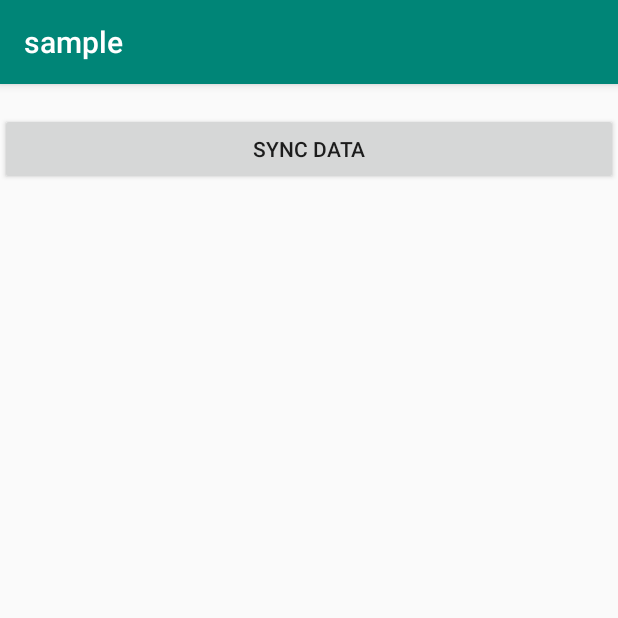
After one commit to htangsmart/FitCloudPro-SDK-Android, an Android app: the SyncDataActivity screen opened directly, with no data from a screen before it, on a phone screen of 412 x 824 dp, the top half of it. The commit adds this screen. Run offline under Robolectric (Android 15) with nearby library versions, the phone set to English and light mode, and no system bars; our stand-ins replace RxJava; libraries missing offline, so code that uses them is left out: com.htsmart.wristband2; 1 statement that could not run was skipped.

Commit message:
[add]:完善同步数据的文档和sample

```diff
--- a/sample/app/src/main/AndroidManifest.xml
+++ b/sample/app/src/main/AndroidManifest.xml
@@ -55,6 +55,8 @@
 
         <activity android:name=".realtimedata.RealTimeDataActivity"/>
 
+        <activity android:name=".syncdata.SyncDataActivity"/>
+
         <activity android:name=".dfu.DfuActivity"/>
     </application>
 
--- a/sample/app/src/main/java/com/github/kilnn/wristband2/sample/ConnectActivity.java
+++ b/sample/app/src/main/java/com/github/kilnn/wristband2/sample/ConnectActivity.java
@@ -22,6 +22,7 @@ import com.github.kilnn.wristband2.sample.mock.DbMock;
 import com.github.kilnn.wristband2.sample.mock.User;
 import com.github.kilnn.wristband2.sample.mock.UserMock;
 import com.github.kilnn.wristband2.sample.realtimedata.RealTimeDataActivity;
+import com.github.kilnn.wristband2.sample.syncdata.SyncDataActivity;
 import com.htsmart.wristband2.WristbandApplication;
 import com.htsmart.wristband2.WristbandManager;
 import com.htsmart.wristband2.bean.ConnectionError;
@@ -217,7 +218,7 @@ public class ConnectActivity extends BaseActivity {
      * 6.Sync data
      */
     public void sync_data(View view) {
-        //TODO
+        startActivity(new Intent(this, SyncDataActivity.class));
     }
 
     /**
--- /dev/null
+++ b/sample/app/src/main/java/com/github/kilnn/wristband2/sample/syncdata/SyncDataActivity.java
@@ -0,0 +1,165 @@
+package com.github.kilnn.wristband2.sample.syncdata;
+
+import android.os.Bundle;
+import android.support.annotation.Nullable;
+import android.util.Log;
+import android.view.View;
+import android.widget.Button;
+import android.widget.TextView;
+
+import com.github.kilnn.wristband2.sample.BaseActivity;
+import com.github.kilnn.wristband2.sample.R;
+import com.htsmart.wristband2.WristbandApplication;
+import com.htsmart.wristband2.WristbandManager;
+import com.htsmart.wristband2.bean.SyncDataRaw;
+import com.htsmart.wristband2.bean.data.BloodPressureData;
+import com.htsmart.wristband2.bean.data.EcgData;
+import com.htsmart.wristband2.bean.data.HeartRateData;
+import com.htsmart.wristband2.bean.data.OxygenData;
+import com.htsmart.wristband2.bean.data.SleepData;
+import com.htsmart.wristband2.bean.data.SportData;
+import com.htsmart.wristband2.bean.data.StepData;
+import com.htsmart.wristband2.bean.data.TodayTotalData;
+import com.htsmart.wristband2.packet.SyncDataParser;
+
+import java.util.List;
+
+import io.reactivex.Completable;
+import io.reactivex.CompletableSource;
+import io.reactivex.android.schedulers.AndroidSchedulers;
+import io.reactivex.disposables.Disposable;
+import io.reactivex.functions.Action;
+import io.reactivex.functions.Consumer;
+import io.reactivex.functions.Function;
+import io.reactivex.schedulers.Schedulers;
+
+/**
+ * Sync Data
+ */
+public class SyncDataActivity extends BaseActivity {
+
+    private WristbandManager mWristbandManager = WristbandApplication.getWristbandManager();
+    private TextView mTvSyncState;
+    private Button mBtnSync;
+
+    private Disposable mSyncStateDisposable;
+    private Disposable mSyncDisposable;
+
+    @Override
+    protected void onCreate(@Nullable Bundle savedInstanceState) {
+        super.onCreate(savedInstanceState);
+        setContentView(R.layout.activity_sync_data);
+
+        mTvSyncState = findViewById(R.id.tv_sync_state);
+        mBtnSync = findViewById(R.id.btn_sync);
+        mBtnSync.setOnClickListener(new View.OnClickListener() {
+            @Override
+            public void onClick(View v) {
+                sync_data();
+            }
+        });
+
+        mSyncStateDisposable = mWristbandManager.observerSyncDataState()
+                .observeOn(AndroidSchedulers.mainThread())
+                .subscribe(new Consumer<Integer>() {
+                    @Override
+                    public void accept(Integer integer) throws Exception {
+                        if (integer == null) return;
+                        if (integer < 0) {//failed
+                            if (integer == WristbandManager.SYNC_STATE_FAILED_DISCONNECTED) {
+                                mTvSyncState.setText(R.string.sync_data_state_failed_disconnected);
+                            } else if (integer == WristbandManager.SYNC_STATE_FAILED_CHECKING_ECG) {
+                                mTvSyncState.setText(R.string.sync_data_state_failed_checking_ecg);
+                            } else if (integer == WristbandManager.SYNC_STATE_FAILED_SAVING_ECG) {
+                                mTvSyncState.setText(R.string.sync_data_state_failed_saving_ecg);
+                            } else /*if(integer == WristbandManager.SYNC_STATE_FAILED_UNKNOWN)*/ {
+                                mTvSyncState.setText(R.string.sync_data_state_failed_unknown);
+                            }
+                        } else if (integer == WristbandManager.SYNC_STATE_START) {
+                            mTvSyncState.setText(R.string.sync_data_state_start);
+                        } else if (integer == WristbandManager.SYNC_STATE_SUCCESS) {
+                            mTvSyncState.setText(R.string.sync_data_state_success);
+                        } else {
+                            mTvSyncState.setText(getString(R.string.sync_data_state_progress, integer));
+                        }
+                    }
+                });
+    }
+
+    private void sync_data() {
+        if (mSyncDisposable != null && !mSyncDisposable.isDisposed()) {
+            //Syncing
+            return;
+        }
+        mSyncDisposable = mWristbandManager
+                .syncData()
+                .observeOn(Schedulers.io(), true)
+                .flatMapCompletable(new Function<SyncDataRaw, CompletableSource>() {
+                    @Override
+                    public CompletableSource apply(SyncDataRaw syncDataRaw) throws Exception {
+                        if (syncDataRaw.getDataType() == SyncDataParser.TYPE_HEART_RATE) {
+                            List<HeartRateData> datas = SyncDataParser.parserHeartRateData(syncDataRaw.getDatas());
+                            if (datas != null && datas.size() > 0) {
+                                //TODO save data
+                            }
+                        } else if (syncDataRaw.getDataType() == SyncDataParser.TYPE_BLOOD_PRESSURE) {
+                            List<BloodPressureData> datas = SyncDataParser.parserBloodPressureData(syncDataRaw.getDatas());
+                            if (datas != null && datas.size() > 0) {
+                                //TODO save data
+                            }
+                        } else if (syncDataRaw.getDataType() == SyncDataParser.TYPE_OXYGEN) {
+                            List<OxygenData> datas = SyncDataParser.parserOxygenData(syncDataRaw.getDatas());
+                            if (datas != null && datas.size() > 0) {
+                                //TODO save data
+                            }
+                        } else if (syncDataRaw.getDataType() == SyncDataParser.TYPE_SLEEP) {
+                            List<SleepData> sleepDataList = SyncDataParser.parserSleepData(syncDataRaw.getDatas());
+                            if (sleepDataList != null && sleepDataList.size() > 0) {
+                                //TODO save data
+                            }
+                        } else if (syncDataRaw.getDataType() == SyncDataParser.TYPE_SPORT) {
+                            List<SportData> datas = SyncDataParser.parserSportData(syncDataRaw.getDatas(), syncDataRaw.getConfig());
+                            if (datas != null && datas.size() > 0) {
+                                //TODO save data
+                            }
+                        } else if (syncDataRaw.getDataType() == SyncDataParser.TYPE_STEP) {
+                            List<StepData> datas = SyncDataParser.parserStepData(syncDataRaw.getDatas());
+                            if (datas != null && datas.size() > 0) {
+                                //TODO save data
+                            }
+                        } else if (syncDataRaw.getDataType() == SyncDataParser.TYPE_ECG) {
+                            EcgData ecgData = SyncDataParser.parserEcgData(syncDataRaw.getDatas());
+                            if (ecgData != null) {
+                                //TODO save data
+                            }
+                        } else if (syncDataRaw.getDataType() == SyncDataParser.TYPE_TOTAL_DATA) {
+                            TodayTotalData data = SyncDataParser.parserTotalData(syncDataRaw.getDatas());
+                            //TODO save data
+                        }
+                        return Completable.complete();
+                    }
+                })
+                .subscribe(new Action() {
+                    @Override
+                    public void run() throws Exception {
+                        Log.d("Sync", "Sync Data Success");
+                    }
+                }, new Consumer<Throwable>() {
+                    @Override
+                    public void accept(Throwable throwable) throws Exception {
+                        Log.e("Sync", "Sync Data Failed", throwable);
+                    }
+                });
+
+    }
+
+    @Override
+    protected void onDestroy() {
+        super.onDestroy();
+        mSyncStateDisposable.dispose();
+        if (mSyncDisposable != null && !mSyncDisposable.isDisposed()) {
+            mSyncDisposable.dispose();
+        }
+    }
+
+}
--- /dev/null
+++ b/sample/app/src/main/res/layout/activity_sync_data.xml
@@ -0,0 +1,19 @@
+<?xml version="1.0" encoding="utf-8"?>
+<LinearLayout
+    xmlns:android="http://schemas.android.com/apk/res/android"
+    android:layout_width="match_parent"
+    android:layout_height="match_parent"
+    android:orientation="vertical">
+
+    <TextView
+        android:id="@+id/tv_sync_state"
+        android:layout_width="wrap_content"
+        android:layout_height="wrap_content"/>
+
+    <Button
+        android:id="@+id/btn_sync"
+        android:layout_width="match_parent"
+        android:layout_height="wrap_content"
+        android:text="@string/sync_data"/>
+
+</LinearLayout>
--- a/sample/app/src/main/res/values/strings.xml
+++ b/sample/app/src/main/res/values/strings.xml
@@ -179,4 +179,13 @@
     <string name="dfu_error_device_not_found">Device not found</string>
 
     <string name="device_sync_data_busy">Sync data, unable to perform this operation</string>
+    <string name="sync_data">Sync Data</string>
+    <string name="sync_data_state_failed_disconnected">Sync Failed. Device disconnected</string>
+    <string name="sync_data_state_failed_checking_ecg">Sync Failed. Device checking ecg</string>
+    <string name="sync_data_state_failed_saving_ecg">Sync Failed. Device saving ecg</string>
+    <string name="sync_data_state_failed_unknown">Sync Failed. Unknown</string>
+    <string name="sync_data_state_start">Sync Start</string>
+    <string name="sync_data_state_progress">Sync Progress:<xliff:g id="params">%1$d</xliff:g>%%</string>
+    <string name="sync_data_state_success">Sync Success</string>
+
 </resources>
```
Also changed, not shown: 3 other files.
